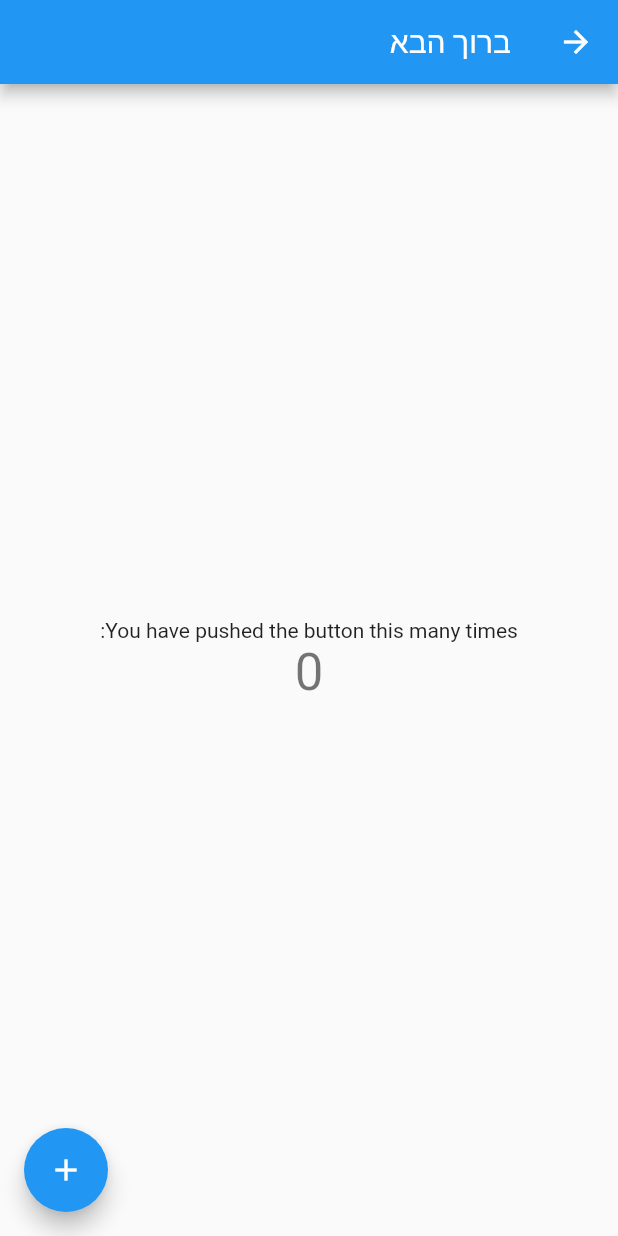
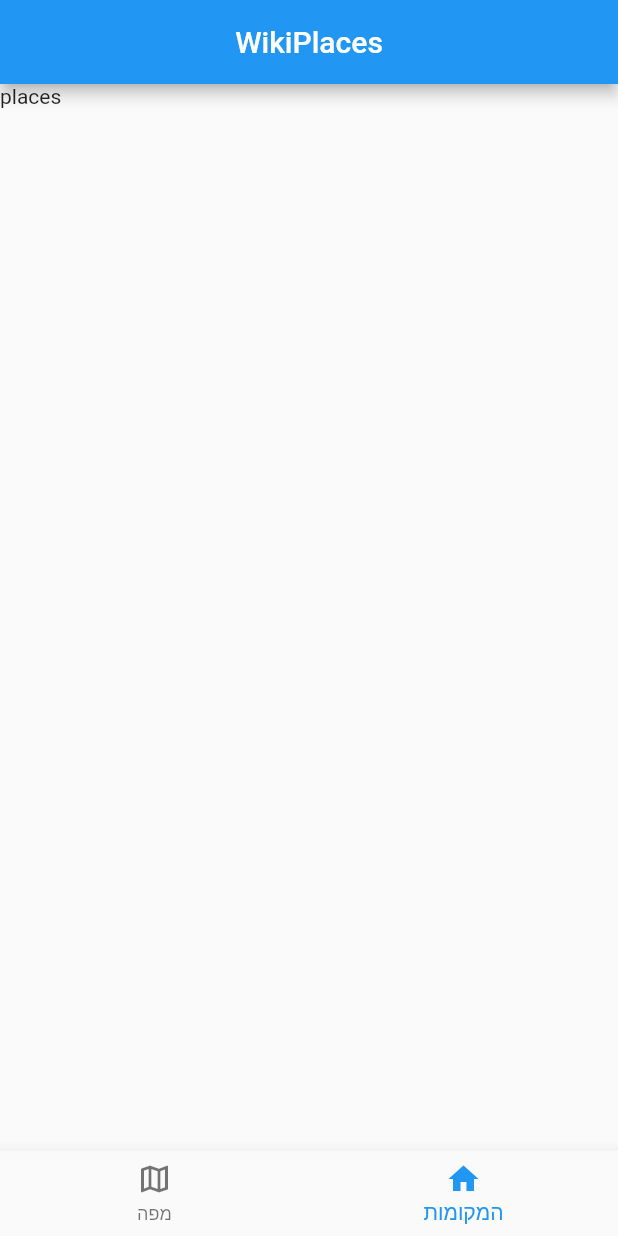
Before and after one commit to Tzahi-Levi/wiki-places-app, a Flutter app: the HomePage screen opened directly, on a phone screen of 412 x 824 dp. Run offline on Flutter 3.47's test engine with Material 2 defaults, Android fonts, the phone set to English and light mode, and no system bars; our stand-ins replace firebase_analytics, firebase_core, firebase_crashlytics, get, sentry, sentry_flutter; missing offline and left inert: cross_connectivity, firebase_performance; accounts and stored records are empty.

Commit message:
Create BottomNavigation
#22

```diff
--- a/lib/global/constants.dart
+++ b/lib/global/constants.dart
@@ -1,10 +1,17 @@
 // ================= Global Constants =================
+import 'package:flutter/material.dart';
 
 class GlobalConstants {
   static final GlobalConstants _instance = GlobalConstants._();
   static GlobalConstants get instance => _instance;
   GlobalConstants._();
 
+  // Icons
+  static const IconData mapPageOutLinedIcon = Icons.map_outlined;
+  static const IconData mapPageSelectedIcon = Icons.map;
+  static const IconData placesPageOutLinedIcon = Icons.home_outlined;
+  static const IconData placesPageSelectedIcon= Icons.home;
+
   // Images
-  static String connectionLostImage = "images/connection_lost.png";
+  static const String connectionLostImage = "images/connection_lost.png";
 }
--- a/lib/global/store_controller.dart
+++ b/lib/global/store_controller.dart
@@ -1,11 +1,15 @@
 // ================= Store Controller =================
 import 'package:get/get.dart';
+import 'package:wiki_places/global/types.dart';
+import 'package:wiki_places/global/utils.dart';
 
 class StoreController extends GetxController {
-  final RxInt counter = 0.obs;
+  // State
+  final Rx<AppPages> currentMainAppPage = AppPages.places.obs;
 
-  void increase() {
-    counter.value++;
+  // Actions
+  void changeMainAppPage(int newPageIndex) {
+    currentMainAppPage.value = indexToEnum(AppPages.values, newPageIndex);
     update();
   }
 }
--- a/lib/global/types.dart
+++ b/lib/global/types.dart
@@ -1,10 +1,4 @@
 // ================= Global Types =================
-enum AppPages {home}
+enum AppPages {places, map}
 
 typedef Json = Map<String, dynamic>;
-
-class PrimitiveWrapper{
-  var value;
-
-  PrimitiveWrapper(this.value);
-}
--- a/lib/localization/resources/resources_en.dart
+++ b/lib/localization/resources/resources_en.dart
@@ -2,7 +2,11 @@
 import 'package:wiki_places/global/config.dart';
 
 final Map<String, String> resourcesEn = {
+  // General
   'strLanguageName': 'English',
   'strAppName': ProjectConfig.projectName,
-  'title': 'Hello World',
+
+  // Navigation
+  'strMapPageName': 'Map',
+  'strPlacesPageName': 'Places'
 };
--- a/lib/localization/resources/resources_he.dart
+++ b/lib/localization/resources/resources_he.dart
@@ -2,7 +2,11 @@
 import 'package:wiki_places/global/config.dart';
 
 final Map<String, String> resourcesHe = {
+  // General
   'strLanguageName': 'עברית',
   'strAppName': ProjectConfig.projectName,
-  'title': 'ברוך הבא',
+
+  // Navigation
+  'strMapPageName': 'מפה',
+  'strPlacesPageName': 'המקומות'
 };
--- a/lib/main.dart
+++ b/lib/main.dart
@@ -55,7 +55,7 @@
       ],
       home: ConnectivityBuilder(
         builder: (context, isConnected, status) {
-          return (isConnected != null && !!isConnected) ? const HomePage() : const ConnectionLostPage();
+          return (isConnected != null && !!isConnected) ? HomePage() : const ConnectionLostPage();
         }
       )
     );
--- a/lib/pages/home/home.dart
+++ b/lib/pages/home/home.dart
@@ -2,38 +2,33 @@
 import 'package:flutter/material.dart';
 import 'package:get/get.dart';
 import 'package:wiki_places/global/store_controller.dart';
+import 'package:wiki_places/widgets/appbar.dart';
+import 'package:wiki_places/widgets/bottom_navigation.dart';
+import 'package:wiki_places/global/types.dart';
 
 class HomePage extends StatelessWidget {
   HomePage({Key? key}) : super(key: key);
-  final storeController = Get.put(StoreController());
+  final _storeController = Get.put(StoreController());
+
+  Widget _openCurrentPage() {
+    switch (_storeController.currentMainAppPage.value) {
+      case AppPages.map:
+        return const Scaffold(body: Text("map"));
+
+      case AppPages.places:
+      default:
+        return const Scaffold(body: Text("places"));
+    }
+  }
 
   @override
   Widget build(BuildContext context) {
     return GetX<StoreController>(
-      builder: (sController) =>  Scaffold(
-        appBar: AppBar(
-          title: Text('title'.tr),
-        ),
-        body: Center(
-          child: Column(
-            mainAxisAlignment: MainAxisAlignment.center,
-            children: <Widget>[
-              const Text(
-                'You have pushed the button this many times:',
-              ),
-              Text(
-                '${storeController.counter.value}',
-                style: Theme.of(context).textTheme.headline4,
-              ),
-            ],
-          ),
-        ),
-        floatingActionButton: FloatingActionButton(
-          onPressed: storeController.increase,
-          tooltip: 'Increment',
-          child: const Icon(Icons.add),
-        ),
-      ),
+        builder: (store) => Scaffold(
+          appBar: const WikiPlacesAppBar(),
+          body: _openCurrentPage(),
+          bottomNavigationBar: BottomNavigation(),
+        )
     );
   }
 }
--- a/lib/widgets/appbar.dart
+++ b/lib/widgets/appbar.dart
@@ -1,22 +1,15 @@
 // ================= AppBar Widgets =================
 import 'package:flutter/material.dart';
 import 'package:get/get.dart';
-import 'package:wiki_places/global/types.dart';
 
-class MainAppBar extends StatefulWidget implements PreferredSizeWidget {
-  const MainAppBar({this.page = AppPages.places, this.actions = const [], Key? key}) : super(key: key);
-
-  final AppPages page;
+class WikiPlacesAppBar extends StatelessWidget implements PreferredSizeWidget {
+  const WikiPlacesAppBar({this.title, this.actions = const [], Key? key}) : super(key: key);
+  final String? title;
   final List<Widget> actions;
 
   @override
   Size get preferredSize => const Size.fromHeight(kToolbarHeight);
 
-  @override
-  State<MainAppBar> createState() => _MainAppBarState();
-}
-
-class _MainAppBarState extends State<MainAppBar> {
   String _getAppBarTitle() {
     return 'strAppName'.tr;
   }
@@ -24,28 +17,10 @@
   @override
   Widget build(BuildContext context) {
     return AppBar(
-      title: Text(_getAppBarTitle()),
+      title: Text(title == null ? _getAppBarTitle() : title!),
       centerTitle: true,
       automaticallyImplyLeading: false,
-      actions: widget.actions,
+      actions: actions,
     );
   }
 }
-
-// MinorAppBar
-class MinorAppBar extends StatelessWidget implements PreferredSizeWidget {
-
-  const MinorAppBar({this.title = "", Key? key}) : super(key: key);
-  final String title;
-
-  @override
-  Size get preferredSize => const Size.fromHeight(kToolbarHeight);
-
-  @override
-  Widget build(BuildContext context) {
-    return AppBar(
-      title: Text(title),
-      centerTitle: true,
-    );
-  }
-}
--- /dev/null
+++ b/lib/widgets/bottom_navigation.dart
@@ -0,0 +1,31 @@
+// ================= Bottom Navigation Widget =================
+import 'package:flutter/material.dart';
+import 'package:get/get.dart';
+import 'package:wiki_places/global/constants.dart';
+import 'package:wiki_places/global/store_controller.dart';
+import 'package:wiki_places/global/types.dart';
+
+class BottomNavigation extends StatelessWidget {
+  BottomNavigation({Key? key}) : super(key: key);
+  final _storeController = Get.put(StoreController());
+
+  @override
+  Widget build(BuildContext context) {
+    return GetX<StoreController>(
+      builder: (store) => BottomNavigationBar(
+        items: <BottomNavigationBarItem>[
+          BottomNavigationBarItem(
+            icon: Icon(_storeController.currentMainAppPage.value == AppPages.places ? GlobalConstants.placesPageSelectedIcon : GlobalConstants.placesPageOutLinedIcon),
+            label: 'strPlacesPageName'.tr,
+          ),
+          BottomNavigationBarItem(
+            icon: Icon(_storeController.currentMainAppPage.value == AppPages.map ? GlobalConstants.mapPageSelectedIcon : GlobalConstants.mapPageOutLinedIcon),
+            label: 'strMapPageName'.tr,
+          ),
+        ],
+        currentIndex: _storeController.currentMainAppPage.value.index,
+        onTap: _storeController.changeMainAppPage,
+      ),
+    );
+  }
+}
```
Also changed, not shown: lib/global/utils.dart (+9 -0 lines).
